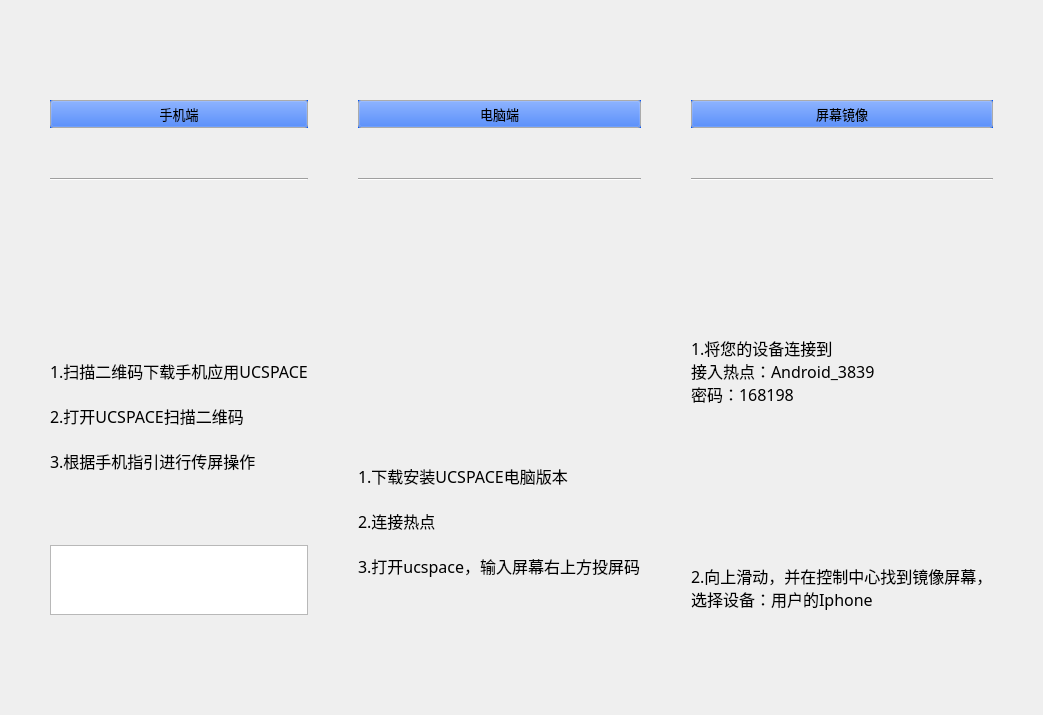
First picture: the form in WinScreenShare/pluswindow.ui, repository hulingyu476/Qt_Hera, before the edit.
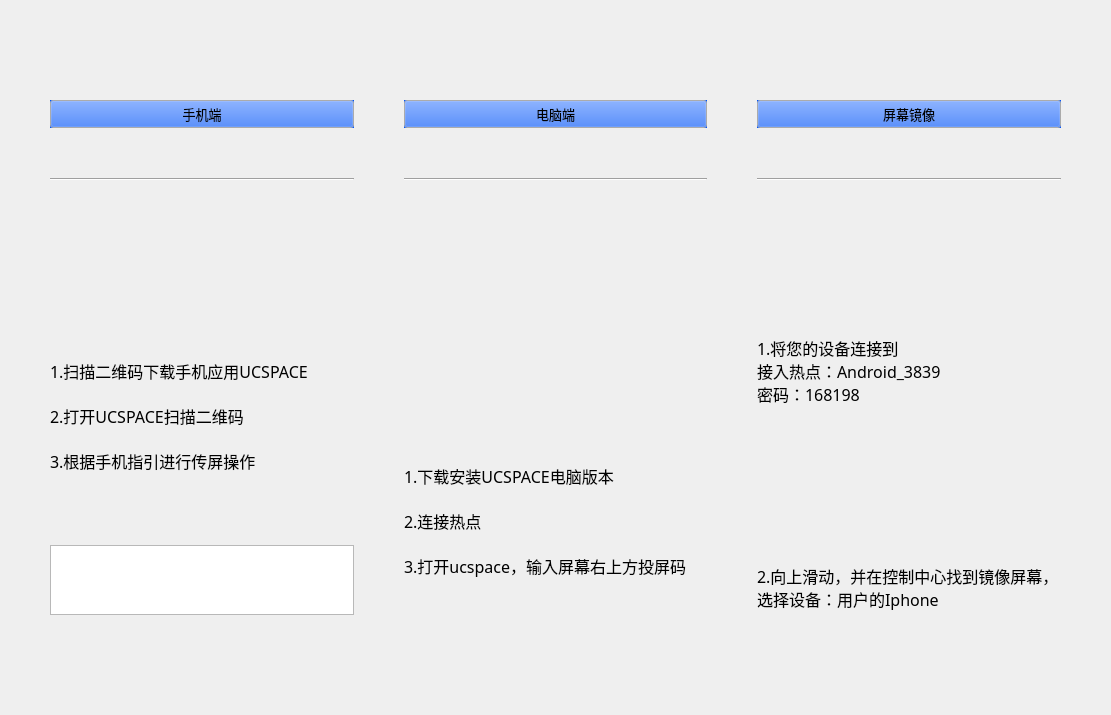
Second picture: the form after the edit. Icons and pictures are not drawn.

```diff
--- a/WinScreenShare/pluswindow.ui
+++ b/WinScreenShare/pluswindow.ui
@@ -6,7 +6,7 @@
    <rect>
     <x>0</x>
     <y>0</y>
-    <width>960</width>
+    <width>1111</width>
     <height>540</height>
    </rect>
   </property>
```
Left out of the diff: 108 changed lines with no effect on the pictures. Lines whose indentation alone changed are shown as unchanged.
